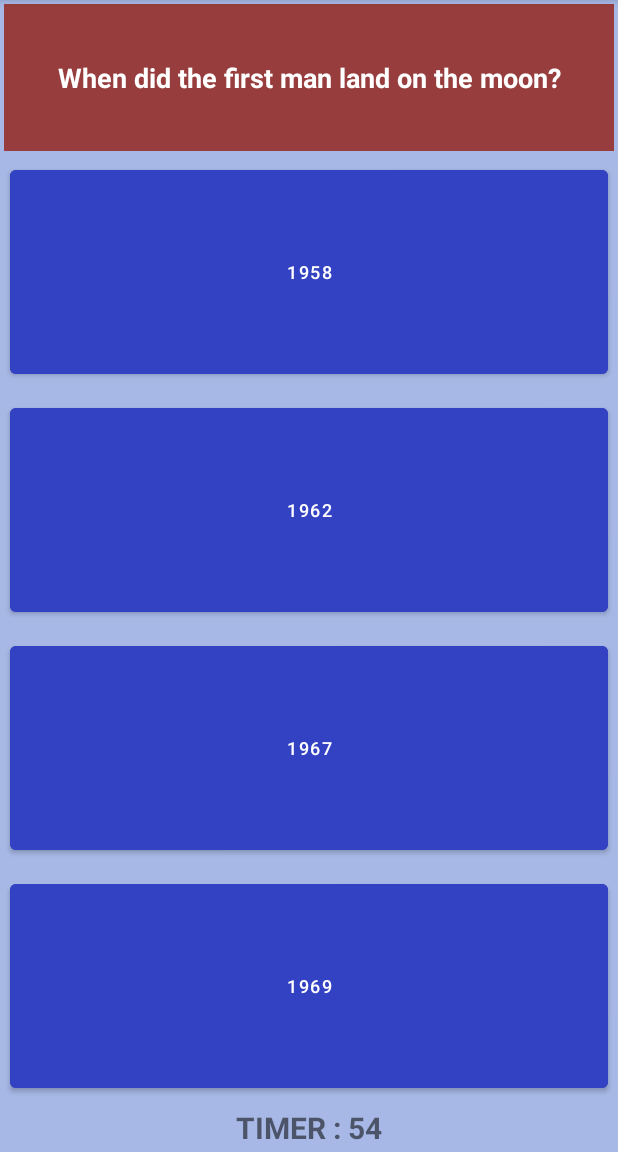
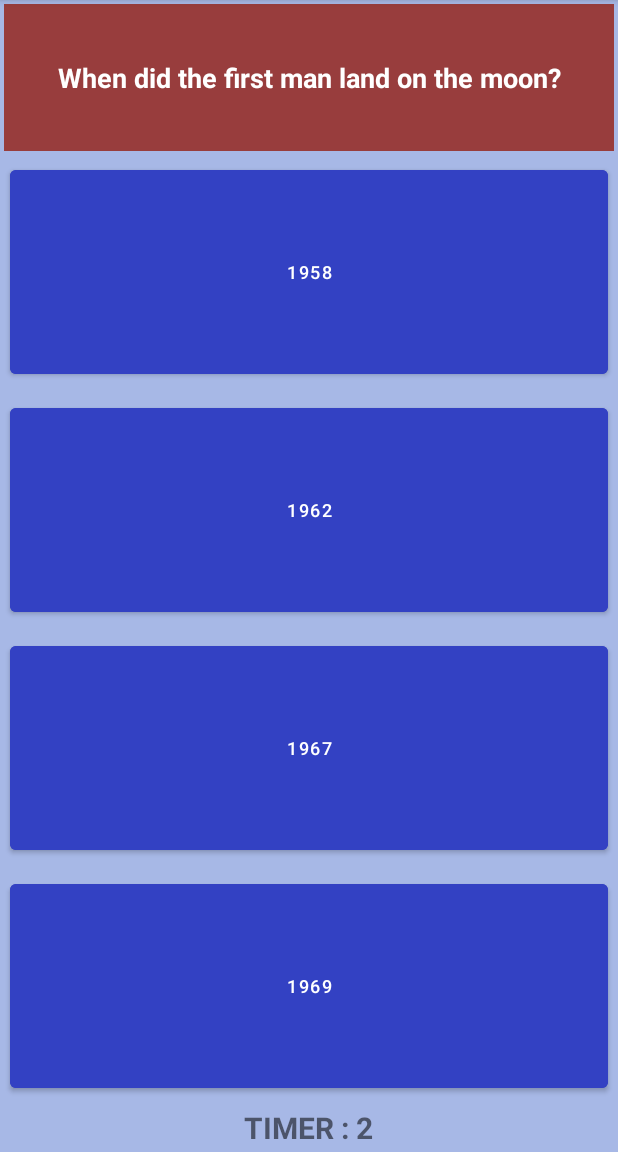
Before and after one commit to kathou-png/TopQuizz, an Android app: the GameActivity screen opened directly, with no data from a screen before it, after a tap on "1958", on a phone screen of 412 x 824 dp, the part 84-1236 px from its top. Run offline under Robolectric (Android 15) with nearby library versions, the phone set to English and light mode, and no system bars; 2 other taps on this screen came first.

Commit message:
Modified scoring system to include bonus or negative points based on the difficulty

```diff
--- a/app/src/main/java/com/student/topquiz/controller/GameActivity.java
+++ b/app/src/main/java/com/student/topquiz/controller/GameActivity.java
@@ -42,6 +42,7 @@ public class GameActivity extends AppCompatActivity implements View.OnClickListe
     private static final String SHARED_PREF_USER_INFO = "SHARED_PREF_USER_INFO";
     private static final String SHARED_PREF_USER_INFO_SCORE = "SHARED_PREF_USER_INFO_SCORE";
     private static final String SHARED_PREF_USER_INFO_NAME = "SHARED_PREF_USER_INFO_NAME";
+    private static final String SHARED_PREF_USER_INFO_DIFFICULTY = "SHARED_PREF_USER_INFO_DIFFICULTY";
     public static final String BUNDLE_STATE_SCORE = "BUNDLE_STATE_SCORE";
     public static final String BUNDLE_STATE_QUESTION = "BUNDLE_STATE_QUESTION";
     private TextView mQuestionTextView;
@@ -52,6 +53,7 @@ public class GameActivity extends AppCompatActivity implements View.OnClickListe
     private Button mAnswer3Button;
     private Button mAnswer4Button;
     private QuestionBank mQuestionBank;
+    private int nbQuestions;
     private Question mCurrentQuestion;
     private boolean mEnableTouchEvents;
     @Override
@@ -64,23 +66,10 @@ public class GameActivity extends AppCompatActivity implements View.OnClickListe
             mScore = 0;
             mRemainingQuestionCount = 3;
         }
-        counter = 60;
-
         setContentView(R.layout.activity_game);
         mEnableTouchEvents = true;
         mQuestionBank = generateQuestionBank();
         mQuestionTextView = findViewById(R.id.game_activity_textview_question);
-        mTimer = findViewById(R.id.timer);
-        new CountDownTimer(counter * 1000L, 1000){
-            public void onTick(long millisUntilFinished){
-                mTimer.setText(String.valueOf(counter));
-                counter--;
-            }
-            public  void onFinish(){
-                endGame(GameState.lose);
-
-            }
-        }.start();
 
         mAnswer1Button = findViewById(R.id.game_activity_button_1);
         mAnswer2Button = findViewById(R.id.game_activity_button_2);
@@ -97,12 +86,69 @@ public class GameActivity extends AppCompatActivity implements View.OnClickListe
         mAnswer4Button.setOnClickListener(this);
     }
 
+    private void setTimer(Question question)
+    {
+        String difficulty = getSharedPreferences(SHARED_PREF_USER_INFO, MODE_PRIVATE).getString(SHARED_PREF_USER_INFO_DIFFICULTY, "Normal").toString();
+        switch (difficulty) {
+            case "Easy":
+                counter = 20;
+                break;
+            case "Normal":
+                counter = 10;
+                break;
+            case "Hard":
+                counter = 7;
+                break;
+        }
+        Log.d(TAG, Integer.toString(counter));
+
+
+        mTimer = findViewById(R.id.timer);
+        mTimer.setText(String.valueOf(counter));
+        new CountDownTimer(counter * 1000L, 1000){
+            public void onTick(long millisUntilFinished){
+                mTimer.setText(String.valueOf(counter));
+                counter--;
+            }
+            public  void onFinish(){
+                if(mCurrentQuestion == question){endGame(GameState.lose);}
+            }
+        }.start();
+    }
+
+    private int addPoints(boolean positiveScore)
+    {
+        int points = 0;
+        String difficulty = getSharedPreferences(SHARED_PREF_USER_INFO, MODE_PRIVATE)
+                .getString(SHARED_PREF_USER_INFO_DIFFICULTY, "Normal").toString();
+        if(positiveScore)
+        {
+            switch (difficulty) {
+                case "Easy":
+                    points = 1;
+                    break;
+                case "Normal":
+                    points = 2;
+                    break;
+                case "Hard":
+                    points = 3;
+                    break;
+            }
+        }
+        else
+        {
+            if(difficulty.equals("Hard")){points = -1;}
+        }
+        return points;
+    }
+
     private void displayQuestion(final Question question){
         mQuestionTextView.setText(question.getQuestion());
         mAnswer1Button.setText(question.getChoiceByIndex(0));
         mAnswer2Button.setText(question.getChoiceByIndex(1));
         mAnswer3Button.setText(question.getChoiceByIndex(2));
         mAnswer4Button.setText(question.getChoiceByIndex(3));
+        setTimer(question);
     }
 
     protected QuestionBank generateQuestionBank(){
@@ -164,8 +210,8 @@ public class GameActivity extends AppCompatActivity implements View.OnClickListe
                 )
         );
 
+        nbQuestions = questionList.size();
         return new QuestionBank(questionList);
-
     }
 
     @Override
@@ -187,7 +233,7 @@ public class GameActivity extends AppCompatActivity implements View.OnClickListe
         mEnableTouchEvents= false;
         if (index ==  mCurrentQuestion.getAnswerIndex()){
             Toast.makeText(this, "Correct!", Toast.LENGTH_SHORT).show();
-            mScore++;
+            mScore += addPoints(true);
             getSharedPreferences(SHARED_PREF_USER_INFO, MODE_PRIVATE)
                     .edit()
                     .putInt(SHARED_PREF_USER_INFO_SCORE, mScore)
@@ -210,6 +256,7 @@ public class GameActivity extends AppCompatActivity implements View.OnClickListe
         else{
 
             Toast.makeText(this, "False!", Toast.LENGTH_SHORT).show();
+            mScore += addPoints(false);
             new Handler().postDelayed(new Runnable() {
                 @Override
                 public void run() {
```
